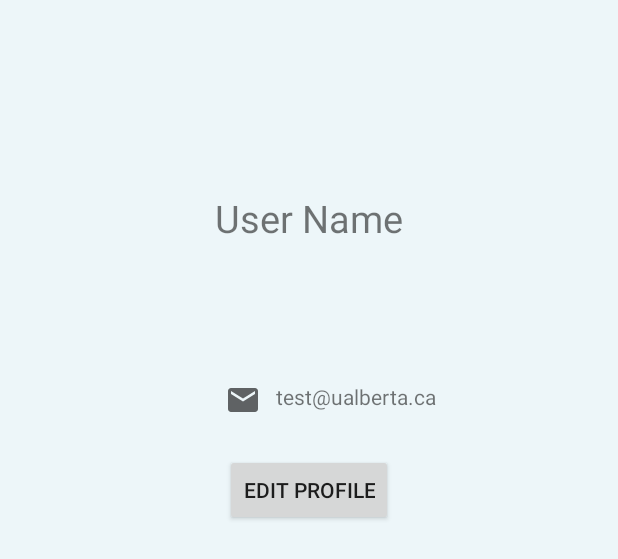
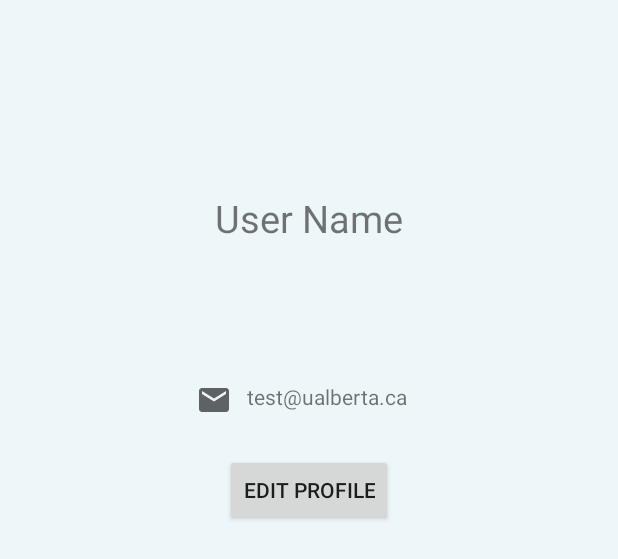
Before and after one commit to CMPUT301F20T06/BookTruck, an Android app: the layout profile_main.xml on its own in the app's theme, with its tools: preview values and no code run, on a phone screen of 412 x 824 dp. Shown: the top 559 px of the screen. Run offline under Robolectric (Android 15) with nearby library versions, the phone set to English and light mode, and no system bars.

Commit message:
profile UI

```diff
--- a/app/src/main/res/layout/profile_main.xml
+++ b/app/src/main/res/layout/profile_main.xml
@@ -21,7 +21,7 @@
 
     <LinearLayout
         android:id="@+id/LinearLayout1"
-        android:layout_width="match_parent"
+        android:layout_width="wrap_content"
         android:layout_height="wrap_content"
         android:layout_marginStart="50dp"
         android:layout_marginLeft="50dp"
@@ -29,6 +29,7 @@
         android:layout_marginEnd="50dp"
         android:layout_marginRight="50dp"
         android:orientation="horizontal"
+        android:layout_gravity="center"
         app:layout_constraintEnd_toEndOf="parent"
         app:layout_constraintStart_toStartOf="parent"
         app:layout_constraintTop_toBottomOf="@+id/userName">
@@ -37,12 +38,11 @@
             android:id="@+id/userEmail_icon"
             android:layout_width="wrap_content"
             android:layout_height="wrap_content"
-            android:layout_marginLeft="100dp"
             tools:srcCompat="@drawable/ic_baseline_email_24" />
 
         <TextView
             android:id="@+id/userEmail"
-            android:layout_width="match_parent"
+            android:layout_width="wrap_content"
             android:layout_height="wrap_content"
             android:layout_marginLeft="10dp"
             android:layout_marginRight="10dp"
```
